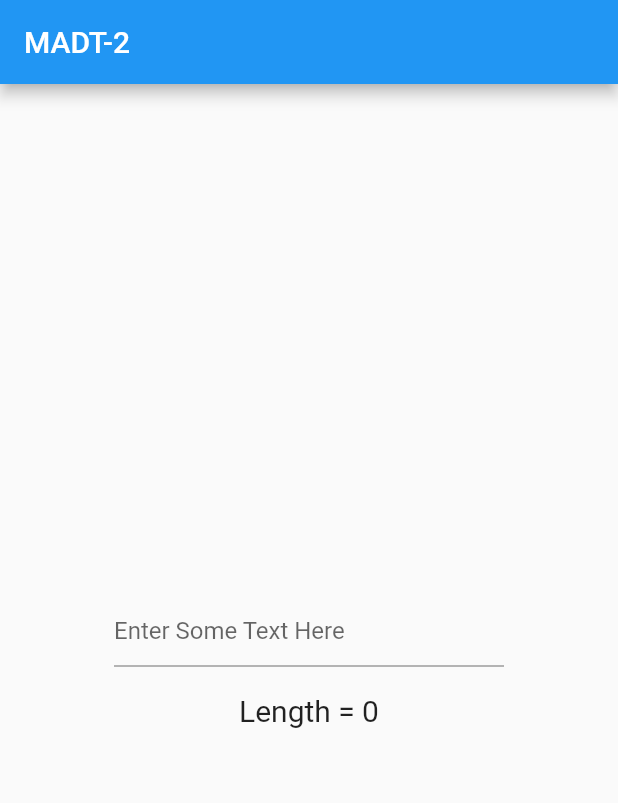
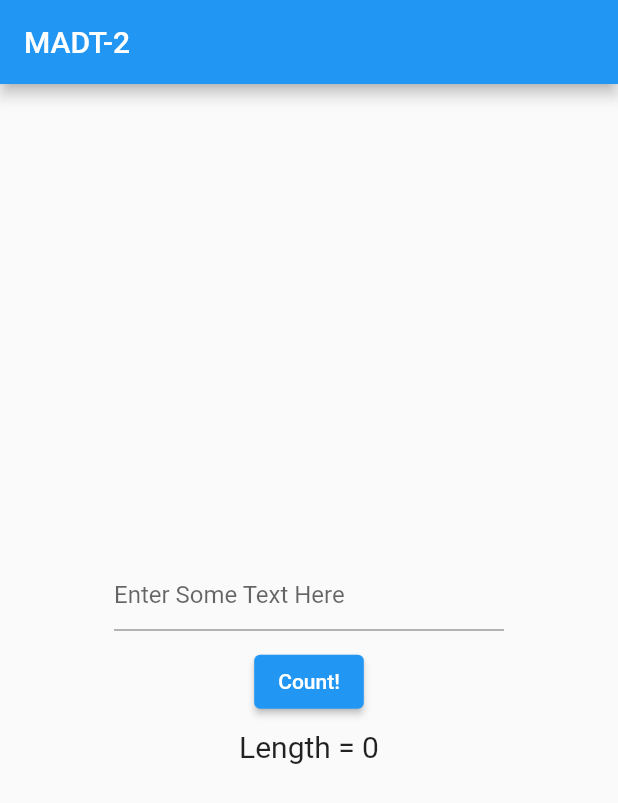
Before and after one commit to Pchelalala/madt_lab2, a Flutter app: the screen it shows after launch, on a phone screen of 412 x 824 dp. Shown: the top 803 px of the screen. Run offline on Flutter 3.47's test engine with Material 2 defaults, Android fonts, the phone set to English and light mode, and no system bars.

Commit message:
add button count

```diff
--- a/lib/home_page.dart
+++ b/lib/home_page.dart
@@ -35,6 +35,10 @@ class _HomePageState extends State<HomePage> {
                     const InputDecoration(hintText: 'Enter Some Text Here'),
                     onChanged: _onChanged,
                   )),
+              ElevatedButton(
+                onPressed: () { },
+                child: const Text('Count!'),
+              ),
               Padding(
                   padding: const EdgeInsets.all(8.0),
                   child: Text("Length = $charLength",
```
